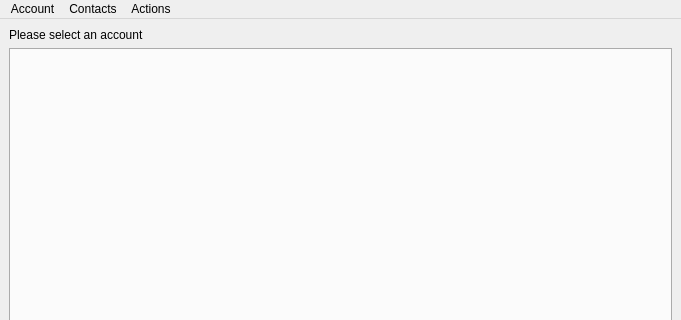
First picture: the form in res/ui/mainwindow.ui, repository duniter/sakia, before the edit; both pictures show x 0 to 681 and y 0 to 320 of the 681 by 549 pixel window.
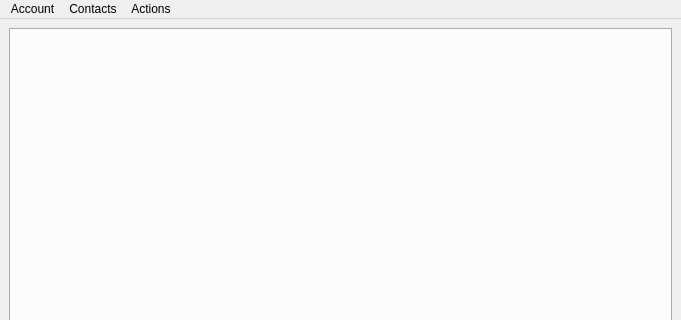
Second picture: the form after the edit.

```diff
--- a/res/ui/mainwindow.ui
+++ b/res/ui/mainwindow.ui
@@ -15,13 +15,6 @@
   </property>
   <widget class="QWidget" name="centralwidget">
    <layout class="QVBoxLayout" name="verticalLayout_6">
-    <item>
-     <widget class="QLabel" name="label_account_name">
-      <property name="text">
-       <string>Please select an account</string>
-      </property>
-     </widget>
-    </item>
     <item>
      <widget class="QTabWidget" name="currencies_tabwidget">
       <property name="iconSize">
```
